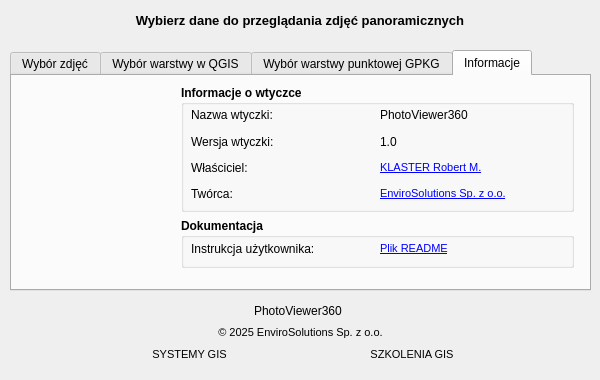
Qt form gui/first_window_geo360_base.ui (envirosolutionspl/PhotoViewer360) before a commit.
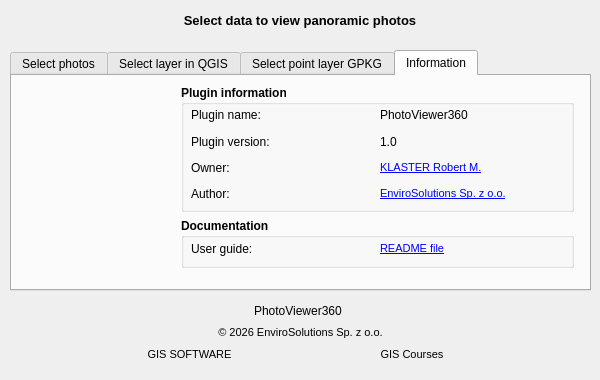
The same form after that commit. The open tabs and pages were chosen to show the change. Icons and pictures are not drawn. Custom widgets are drawn as their Qt base class.

Diff of the .ui file:
```diff
--- a/gui/first_window_geo360_base.ui
+++ b/gui/first_window_geo360_base.ui
@@ -76,7 +76,7 @@
     </font>
    </property>
    <property name="text">
-    <string>Wybierz dane do przeglądania zdjęć panoramicznych</string>
+    <string>Select data to view panoramic photos</string>
    </property>
    <property name="alignment">
     <set>Qt::AlignCenter</set>
@@ -129,7 +129,7 @@
      </sizepolicy>
     </property>
     <attribute name="title">
-     <string>Wybór zdjęć</string>
+     <string>Select photos</string>
     </attribute>
     <widget class="QWidget" name="verticalLayoutWidget_2">
      <property name="geometry">
@@ -244,7 +244,7 @@
      </sizepolicy>
     </property>
     <attribute name="title">
-     <string>Wybór warstwy w QGIS</string>
+     <string>Select layer in QGIS</string>
     </attribute>
     <widget class="QWidget" name="verticalLayoutWidget">
      <property name="geometry">
@@ -308,7 +308,7 @@
      <bool>true</bool>
     </property>
     <attribute name="title">
-     <string>Wybór warstwy punktowej GPKG</string>
+     <string>Select point layer GPKG</string>
     </attribute>
     <widget class="QWidget" name="verticalLayoutWidget_5">
      <property name="geometry">
@@ -376,7 +376,7 @@
    </widget>
    <widget class="QWidget" name="tab">
     <attribute name="title">
-     <string>Informacje</string>
+     <string>Information</string>
     </attribute>
     <widget class="QWidget" name="verticalLayoutWidget_3">
      <property name="geometry">
@@ -409,7 +409,7 @@
          </font>
         </property>
         <property name="title">
-         <string>Informacje o wtyczce</string>
+         <string>Plugin information</string>
         </property>
         <widget class="QWidget" name="layoutWidget">
          <property name="geometry">
@@ -430,7 +430,7 @@
              </font>
             </property>
             <property name="text">
-             <string>Wersja wtyczki:</string>
+             <string>Plugin version:</string>
             </property>
             <property name="alignment">
              <set>Qt::AlignLeading|Qt::AlignLeft|Qt::AlignVCenter</set>
@@ -462,7 +462,7 @@
              </font>
             </property>
             <property name="text">
-             <string>Nazwa wtyczki:</string>
+             <string>Plugin name:</string>
             </property>
             <property name="alignment">
              <set>Qt::AlignLeading|Qt::AlignLeft|Qt::AlignVCenter</set>
@@ -504,7 +504,7 @@
              </font>
             </property>
             <property name="text">
-             <string>Twórca:</string>
+             <string>Author:</string>
             </property>
             <property name="alignment">
              <set>Qt::AlignLeading|Qt::AlignLeft|Qt::AlignVCenter</set>
@@ -536,7 +536,7 @@
              </font>
             </property>
             <property name="text">
-             <string>Właściciel:</string>
+             <string>Owner:</string>
             </property>
             <property name="alignment">
              <set>Qt::AlignLeading|Qt::AlignLeft|Qt::AlignVCenter</set>
@@ -588,7 +588,7 @@
          </font>
         </property>
         <property name="title">
-         <string>Dokumentacja</string>
+         <string>Documentation</string>
         </property>
         <widget class="QWidget" name="layoutWidget">
          <property name="geometry">
@@ -609,7 +609,7 @@
              </font>
             </property>
             <property name="text">
-             <string>Instrukcja użytkownika:</string>
+             <string>User guide:</string>
             </property>
             <property name="alignment">
              <set>Qt::AlignLeading|Qt::AlignLeft|Qt::AlignVCenter</set>
@@ -626,7 +626,7 @@
              </font>
             </property>
             <property name="text">
-             <string>&lt;html&gt;&lt;head/&gt;&lt;body&gt;&lt;p&gt;&lt;a href=&quot;https://github.com/envirosolutionspl/PhotoViewer360/blob/master/README.md&quot;&gt;&lt;span style=&quot; text-decoration: underline; color:#0000ff;&quot;&gt;Plik README&lt;/span&gt;&lt;/a&gt;&lt;/p&gt;&lt;/body&gt;&lt;/html&gt;</string>
+             <string>&lt;html&gt;&lt;head/&gt;&lt;body&gt;&lt;p&gt;&lt;a href=&quot;https://github.com/envirosolutionspl/PhotoViewer360/blob/master/README.md&quot;&gt;&lt;span style=&quot; text-decoration: underline; color:#0000ff;&quot;&gt;README file&lt;/span&gt;&lt;/a&gt;&lt;/p&gt;&lt;/body&gt;&lt;/html&gt;</string>
             </property>
             <property name="textFormat">
              <enum>Qt::RichText</enum>
@@ -741,7 +741,7 @@
          </font>
         </property>
         <property name="text">
-         <string>&lt;html&gt;&lt;head/&gt;&lt;body&gt;&lt;p&gt;&lt;a href=&quot;https://envirosolutions.pl/systemy-opensource-gis/?utm_source=stopka&amp;utm_medium=wtyczka&amp;utm_campaign=organic&amp;utm_term=photoviewer360&quot;&gt;&lt;span style=&quot; text-decoration: underline; color:#0000ff;&quot;&gt;SYSTEMY GIS&lt;/span&gt;&lt;/a&gt;&lt;/p&gt;&lt;/body&gt;&lt;/html&gt;</string>
+         <string>&lt;html&gt;&lt;head/&gt;&lt;body&gt;&lt;p&gt;&lt;a href=&quot;https://envirosolutions.pl/systemy-opensource-gis/?utm_source=stopka&amp;utm_medium=wtyczka&amp;utm_campaign=organic&amp;utm_term=photoviewer360&quot;&gt;&lt;span style=&quot; text-decoration: underline; color:#0000ff;&quot;&gt;GIS SOFTWARE&lt;/span&gt;&lt;/a&gt;&lt;/p&gt;&lt;/body&gt;&lt;/html&gt;</string>
         </property>
         <property name="textFormat">
          <enum>Qt::MarkdownText</enum>
@@ -765,7 +765,7 @@
          </font>
         </property>
         <property name="text">
-         <string>&lt;html&gt;&lt;head/&gt;&lt;body&gt;&lt;p&gt;© 2025 EnviroSolutions Sp. z o.o.&lt;/p&gt;&lt;/body&gt;&lt;/html&gt;</string>
+         <string>&lt;html&gt;&lt;head/&gt;&lt;body&gt;&lt;p&gt;© 2026 EnviroSolutions Sp. z o.o.&lt;/p&gt;&lt;/body&gt;&lt;/html&gt;</string>
         </property>
         <property name="textFormat">
          <enum>Qt::RichText</enum>
@@ -789,7 +789,7 @@
          </font>
         </property>
         <property name="text">
-         <string>&lt;html&gt;&lt;head/&gt;&lt;body&gt;&lt;p&gt;&lt;a href=&quot;https://envirosolutions.pl/oferta-szkoleniowa/?utm_source=stopka&amp;utm_medium=wtyczka&amp;utm_campaign=organic&amp;utm_term=photoviewer360&quot;&gt;&lt;span style=&quot; text-decoration: underline; color:#0000ff;&quot;&gt;SZKOLENIA GIS&lt;/span&gt;&lt;/a&gt;&lt;/p&gt;&lt;/body&gt;&lt;/html&gt;</string>
+         <string>&lt;html&gt;&lt;head/&gt;&lt;body&gt;&lt;p&gt;&lt;a href=&quot;https://envirosolutions.pl/oferta-szkoleniowa/?utm_source=stopka&amp;utm_medium=wtyczka&amp;utm_campaign=organic&amp;utm_term=photoviewer360&quot;&gt;&lt;span style=&quot; text-decoration: underline; color:#0000ff;&quot;&gt;GIS Courses&lt;/span&gt;&lt;/a&gt;&lt;/p&gt;&lt;/body&gt;&lt;/html&gt;</string>
         </property>
         <property name="textFormat">
          <enum>Qt::MarkdownText</enum>
```
Left out of the diff: 23 changed lines with no effect on the pictures.
